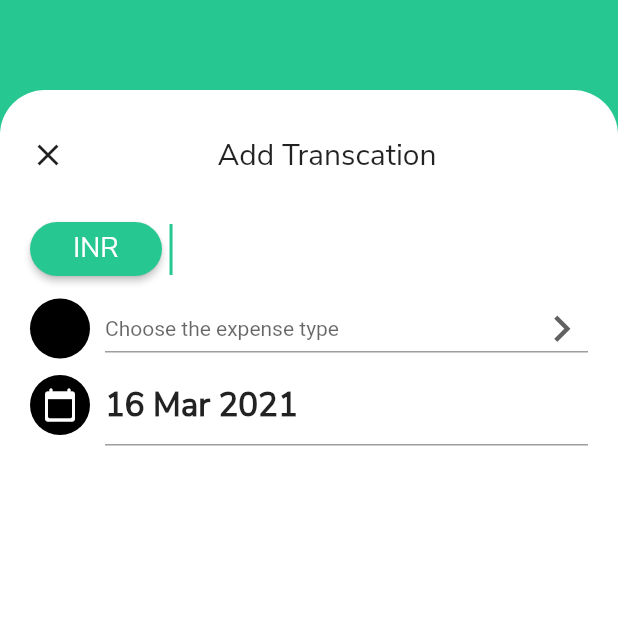
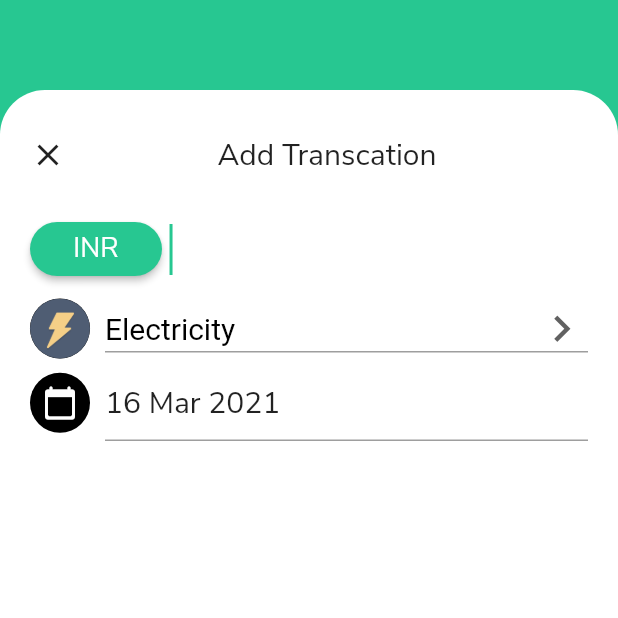
Before and after one commit to keertirajmalik/Pocket-Friend, a Flutter app: the screen it shows after launch, after a tap on the "add" icon, on a phone screen of 412 x 824 dp, the top half of it. Run offline on Flutter 3.47's test engine with Material 2 defaults, Android fonts, the phone set to English and light mode, and no system bars.

Commit message:
Linting the codebase (#8)
* added new front open sans

* added getter method to pass the expensetype and use

* added expense type icons and activated dropdown

* Enhancement:Implemented the Linter to the code base

* fix:resolved sort pub dependecies issue

Co-authored-by: Keertiraj Laxman Malik <KeertirajLaxmanMalik@fico.com>

```diff
--- /dev/null
+++ b/analysis_options.yaml
@@ -0,0 +1 @@
+include: package:lint/analysis_options.yaml
--- a/lib/main.dart
+++ b/lib/main.dart
@@ -1,4 +1,5 @@
 import 'package:flutter/material.dart';
+import 'package:flutter/services.dart';
 import 'package:pocket_friend/screens/home_screen.dart';
 
 void main() {
@@ -9,6 +10,8 @@ class MyApp extends StatelessWidget {
   // This widget is the root of your application.
   @override
   Widget build(BuildContext context) {
+    SystemChrome.setSystemUIOverlayStyle(
+        const SystemUiOverlayStyle(statusBarColor: Colors.transparent));
     return MaterialApp(
       home: HomeScreen(),
       theme: ThemeData(fontFamily: 'NunitoSans'),
--- a/lib/models/expense_data.dart
+++ b/lib/models/expense_data.dart
@@ -1,6 +1,8 @@
 import 'package:pocket_friend/models/expense.dart';
 
 class ExpenseData {
+  final List<String> _expenseTypes = ['Electricity', 'Food & Drinks', 'Home'];
+
   List<Expense> expenseAmount = [
     Expense(expense: 'Electricity', amount: '270'),
     Expense(expense: 'Food & Drinks', amount: '470'),
@@ -11,9 +13,13 @@ class ExpenseData {
 
   String get totalExpense {
     int totalExpense = 0;
-    for (var expense in expenseAmount) {
+    for (final expense in expenseAmount) {
       totalExpense += int.parse(expense.amount!);
     }
     return totalExpense.toString();
   }
+
+  List<String> get expenseTypes {
+    return _expenseTypes;
+  }
 }
--- a/lib/screens/add_transaction_screen.dart
+++ b/lib/screens/add_transaction_screen.dart
@@ -1,22 +1,30 @@
 import 'package:flutter/material.dart';
 import 'package:intl/intl.dart';
+import 'package:pocket_friend/models/expense_data.dart';
 
-class AddTransactionScreen extends StatelessWidget {
+class AddTransactionScreen extends StatefulWidget {
+  @override
+  _AddTransactionScreenState createState() => _AddTransactionScreenState();
+}
+
+class _AddTransactionScreenState extends State<AddTransactionScreen> {
+  String dropdownValue = ExpenseData().expenseTypes.first;
+
   @override
   Widget build(BuildContext context) {
     final _todayDate = TextEditingController();
     _todayDate.text = DateFormat('dd MMM y').format(DateTime.now());
     return Scaffold(
-      backgroundColor: Color(0xff27c791),
+      backgroundColor: const Color(0xff27c791),
       body: Column(
         crossAxisAlignment: CrossAxisAlignment.start,
         children: [
-          Padding(padding: EdgeInsets.all(30.0)),
+          const Padding(padding: EdgeInsets.all(30.0)),
           Expanded(
             child: Container(
               padding:
                   const EdgeInsets.symmetric(horizontal: 20.0, vertical: 30.0),
-              decoration: BoxDecoration(
+              decoration: const BoxDecoration(
                 color: Colors.white,
                 borderRadius: BorderRadius.only(
                     topLeft: Radius.circular(30.0),
@@ -30,9 +38,9 @@ class AddTransactionScreen extends StatelessWidget {
                         onTap: () {
                           Navigator.pop(context);
                         },
-                        child: Icon(Icons.close),
+                        child: const Icon(Icons.close),
                       ),
-                      Expanded(
+                      const Expanded(
                         child: Text(
                           'Add Transcation',
                           textAlign: TextAlign.center,
@@ -41,20 +49,20 @@ class AddTransactionScreen extends StatelessWidget {
                       ),
                     ],
                   ),
-                  SizedBox(height: 20.0),
+                  const SizedBox(height: 20.0),
                   Row(
                     children: [
                       MaterialButton(
                         onPressed: () {},
-                        color: Color(0xff27c791),
+                        color: const Color(0xff27c791),
                         shape: RoundedRectangleBorder(
                             borderRadius: BorderRadius.circular(18.0)),
-                        child: Text('INR',
+                        child: const Text('INR',
                             style:
                                 TextStyle(color: Colors.white, fontSize: 18.0)),
                       ),
-                      SizedBox(width: 5.0),
-                      Expanded(
+                      const SizedBox(width: 5.0),
+                      const Expanded(
                         child: TextField(
                           decoration: InputDecoration(
                             border: InputBorder.none,
@@ -72,29 +80,35 @@ class AddTransactionScreen extends StatelessWidget {
                     children: [
                       CircleAvatar(
                         backgroundColor: Colors.black,
+                        backgroundImage:
+                            AssetImage('assets/images/$dropdownValue.png'),
                       ),
-                      SizedBox(width: 10.0),
+                      const SizedBox(width: 10.0),
                       Expanded(
                         child: DropdownButton<String>(
-                          // value: dropdownValue,
-                          hint: Text('Choose the expense type'),
-                          icon: Icon(
+                          value: dropdownValue,
+                          hint: const Text('Choose the expense type'),
+                          icon: const Icon(
                             Icons.keyboard_arrow_right,
                           ),
                           iconSize: 35.0,
                           elevation: 16,
                           isExpanded: true,
-                          style: TextStyle(color: Color(0xff27c791)),
+                          style: const TextStyle(
+                              color: Colors.black,
+                              fontSize: 20.0,
+                              fontWeight: FontWeight.w400),
                           underline: Container(
                             height: 1.0,
                             color: Colors.grey,
                           ),
                           onChanged: (String? newValue) {
-                            // setState(() {
-                            //   dropdownValue = newValue;
-                            // });
+                            setState(() {
+                              dropdownValue = newValue!;
+                            });
                           },
-                          items: <String>['One', 'Two', 'Free', 'Four']
+                          items: ExpenseData()
+                              .expenseTypes
                               .map<DropdownMenuItem<String>>((String value) {
                             return DropdownMenuItem<String>(
                               value: value,
@@ -107,22 +121,21 @@ class AddTransactionScreen extends StatelessWidget {
                   ),
                   Row(
                     children: [
-                      CircleAvatar(
+                      const CircleAvatar(
+                        backgroundColor: Colors.black,
                         child: Icon(
                           Icons.calendar_today_rounded,
                           color: Colors.white,
                         ),
-                        backgroundColor: Colors.black,
                       ),
-                      SizedBox(width: 10.0),
+                      const SizedBox(width: 10.0),
                       Expanded(
                         child: TextField(
                           controller: _todayDate,
-                          decoration: InputDecoration(),
-                          cursorColor: Color(0xff27c791),
+                          cursorColor: const Color(0xff27c791),
                           keyboardType: TextInputType.datetime,
-                          style: TextStyle(
-                              fontSize: 22.0, fontWeight: FontWeight.bold),
+                          style: const TextStyle(
+                              fontSize: 20.0, fontWeight: FontWeight.w500),
                         ),
                       ),
                     ],
--- a/lib/screens/home_screen.dart
+++ b/lib/screens/home_screen.dart
@@ -7,7 +7,7 @@ class HomeScreen extends StatelessWidget {
   @override
   Widget build(BuildContext context) {
     return Scaffold(
-      backgroundColor: Color(0xff27c791),
+      backgroundColor: const Color(0xff27c791),
       body: Column(
         crossAxisAlignment: CrossAxisAlignment.start,
         children: [
@@ -18,28 +18,29 @@ class HomeScreen extends StatelessWidget {
               crossAxisAlignment: CrossAxisAlignment.start,
               children: [
                 Row(
+                  // ignore: prefer_const_literals_to_create_immutables
                   children: [
-                    Icon(
+                    const Icon(
                       Icons.drag_handle,
                       size: 40.0,
                     ),
-                    Spacer(),
-                    CircleAvatar(
+                    const Spacer(),
+                    const CircleAvatar(
                       backgroundImage:
                           AssetImage('assets/images/profile_image.jpg'),
                     ),
                   ],
                 ),
-                SizedBox(height: 10.0),
-                Text(
+                const SizedBox(height: 10.0),
+                const Text(
                   'My budget',
                   style: TextStyle(
                     color: Colors.white,
                     fontSize: 30.0,
                   ),
                 ),
-                SizedBox(height: 10.0),
-                Text(
+                const SizedBox(height: 10.0),
+                const Text(
                   '₹ 5432.00',
                   style: TextStyle(
                       color: Colors.white,
@@ -51,7 +52,7 @@ class HomeScreen extends StatelessWidget {
           ),
           Expanded(
             child: Container(
-              decoration: BoxDecoration(
+              decoration: const BoxDecoration(
                 color: Colors.white,
                 borderRadius: BorderRadius.only(
                   topLeft: Radius.circular(30.0),
@@ -60,7 +61,7 @@ class HomeScreen extends StatelessWidget {
               ),
               child: Column(
                 children: [
-                  SizedBox(height: 30.0),
+                  const SizedBox(height: 30.0),
                   ExpenseTotalList(),
                   ExpensesList(),
                   AppIcons(),
--- a/lib/widgets/bottom_icon.dart
+++ b/lib/widgets/bottom_icon.dart
@@ -3,7 +3,6 @@ import 'package:flutter/material.dart';
 class BottomIcon extends StatelessWidget {
   final IconData icon;
   const BottomIcon({
-    Key? key,
     required this.icon,
   });
 
--- a/lib/widgets/expense_list.dart
+++ b/lib/widgets/expense_list.dart
@@ -7,7 +7,7 @@ class ExpensesList extends StatelessWidget {
   Widget build(BuildContext context) {
     return Expanded(
       child: ListView.builder(
-        padding: EdgeInsets.all(10.0),
+        padding: const EdgeInsets.all(10.0),
         itemBuilder: (context, index) {
           return Container(
             padding: const EdgeInsets.all(10.0),
--- a/lib/widgets/expense_tile.dart
+++ b/lib/widgets/expense_tile.dart
@@ -1,39 +1,37 @@
 import 'package:flutter/material.dart';
 
 class ExpenseTile extends StatelessWidget {
-  ExpenseTile({this.expense, this.amount});
+  const ExpenseTile({this.expense, this.amount});
 
   final String? expense;
   final String? amount;
   @override
   Widget build(BuildContext context) {
-    return Container(
-      child: Row(
+    return Row(
       children: [
         CircleAvatar(
           backgroundImage: AssetImage('assets/images/$expense.png'),
           radius: 15.0,
         ),
-          SizedBox(width: 10.0),
+        const SizedBox(width: 10.0),
         Text(
           expense!,
-            style: TextStyle(
+          style: const TextStyle(
             color: Colors.black,
             fontWeight: FontWeight.bold,
             fontSize: 15.0,
           ),
         ),
-          Spacer(),
+        const Spacer(),
         Text(
           amount!,
-            style: TextStyle(
+          style: const TextStyle(
             color: Color(0xfff9906b),
             fontWeight: FontWeight.bold,
             fontSize: 15.0,
           ),
         ),
       ],
-      ),
     );
   }
 }
--- a/lib/widgets/expense_total_list.dart
+++ b/lib/widgets/expense_total_list.dart
@@ -11,16 +11,16 @@ class ExpenseTotalList extends StatelessWidget {
         children: [
           Text(
             DateFormat('dd MMM y').format(DateTime.now()),
-            style: TextStyle(
+            style: const TextStyle(
               color: Colors.black,
               fontWeight: FontWeight.bold,
               fontSize: 20.0,
             ),
           ),
-          Spacer(),
+          const Spacer(),
           Text(
             ExpenseData().totalExpense,
-            style: TextStyle(
+            style: const TextStyle(
               fontSize: 20.0,
               color: Color(0xfff86c3f),
               fontWeight: FontWeight.bold,
--- a/lib/widgets/icons.dart
+++ b/lib/widgets/icons.dart
@@ -10,7 +10,7 @@ class AppIcons extends StatelessWidget {
       padding: const EdgeInsets.all(1.0),
       child: Container(
         padding: const EdgeInsets.all(10.0),
-        decoration: BoxDecoration(
+        decoration: const BoxDecoration(
           color: Color(0xff001827),
           borderRadius: BorderRadius.all(
             Radius.circular(25.0),
@@ -19,8 +19,8 @@ class AppIcons extends StatelessWidget {
         child: Row(
           mainAxisAlignment: MainAxisAlignment.spaceAround,
           children: [
-            BottomIcon(icon: Icons.account_balance_wallet_rounded),
-            BottomIcon(icon: Icons.notifications_outlined),
+            const BottomIcon(icon: Icons.account_balance_wallet_rounded),
+            const BottomIcon(icon: Icons.notifications_outlined),
             GestureDetector(
               onTap: () {
                 Navigator.push(
@@ -29,7 +29,7 @@ class AppIcons extends StatelessWidget {
                       builder: (context) => AddTransactionScreen()),
                 );
               },
-              child: BottomIcon(icon: Icons.add),
+              child: const BottomIcon(icon: Icons.add),
             ),
           ],
         ),
```
Also changed, not shown: pubspec.yaml (+7 -2 lines), assets/fonts/OpenSans-Light.ttf (added), pubspec.lock. Lines whose indentation alone changed are shown as unchanged.
